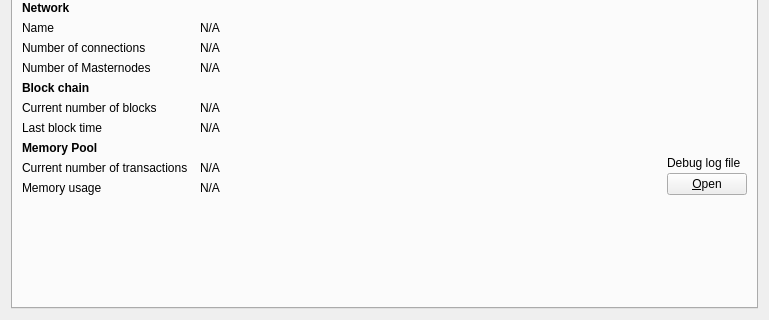
Old version of the form src/qt/forms/debugwindow.ui in the repository cadexproject/cadex; both pictures show x 0 to 769 and y 165 to 485 of the 769 by 485 pixel window.
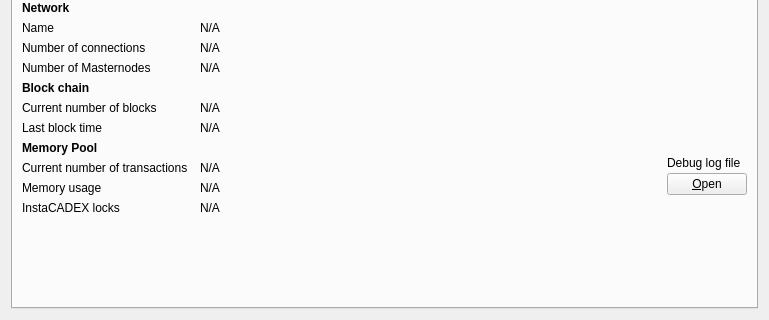
New version of the form. Icons and pictures are not drawn. Custom widgets are drawn as their Qt base class.

The edit to the form file:
```diff
--- a/src/qt/forms/debugwindow.ui
+++ b/src/qt/forms/debugwindow.ui
@@ -408,6 +408,20 @@
          </property>
         </spacer>
        </item>
+       <item row="16" column="0">
+        <widget class="QLabel" name="labelInstaCADEXLockCount">
+         <property name="text">
+          <string>InstaCADEX locks</string>
+         </property>
+        </widget>
+       </item>
+       <item row="16" column="1">
+        <widget class="QLabel" name="instantSendLockCount">
+         <property name="text">
+          <string>N/A</string>
+         </property>
+        </widget>
+       </item>
       </layout>
      </widget>
      <widget class="QWidget" name="tab_console">
```
Left out of the diff: 4 changed lines with no effect on the pictures.
